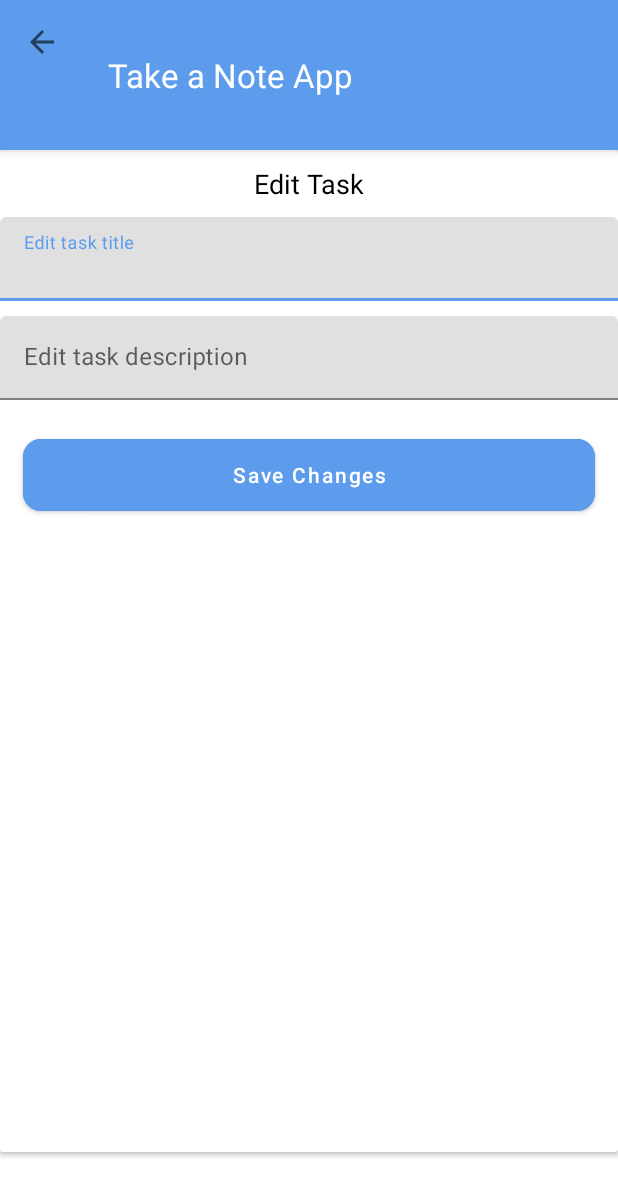
After one commit to AHMEDHISHAM1212/Todo-App, an Android app: the TaskDetailsActivity screen opened directly, with no data from a screen before it, on a phone screen of 412 x 824 dp. The commit adds this screen. Shown: the top 1196 px of the screen. Run offline under Robolectric (Android 15) with nearby library versions, the phone set to English and light mode, and no system bars; 2 statements that could not run were skipped.

Commit message:
create a new activity_tasks_details.xml to show the task details

```diff
--- a/app/build.gradle.kts
+++ b/app/build.gradle.kts
@@ -2,6 +2,7 @@ plugins {
     id("com.android.application")
     id("org.jetbrains.kotlin.android")
     id ("kotlin-kapt")
+    id ("kotlin-parcelize")
 }
 
 android {
--- a/app/src/main/AndroidManifest.xml
+++ b/app/src/main/AndroidManifest.xml
@@ -15,6 +15,8 @@
         <activity
             android:name=".ui.home.HomeActivity"
             android:exported="false"/>
+        <activity android:name=".ui.home.tabs.tasksList.TaskDetailsActivity"
+            android:exported="false"/>
 
         <activity android:name=".ui.splash.SplashActivity"
             android:exported="true"
--- /dev/null
+++ b/app/src/main/java/com/example/noteapplication/model/Constant.kt
@@ -0,0 +1,5 @@
+package com.example.noteapplication.model
+
+object Constant {
+    const val EXTRA_TASK = "task_content"
+}
--- a/app/src/main/java/com/example/noteapplication/model/Task.kt
+++ b/app/src/main/java/com/example/noteapplication/model/Task.kt
@@ -1,10 +1,13 @@
 package com.example.noteapplication.model
 
+import android.os.Parcelable
 import androidx.room.ColumnInfo
 import androidx.room.Entity
 import androidx.room.PrimaryKey
+import kotlinx.parcelize.Parcelize
 
 @Entity
+@Parcelize
 data class Task(
     @ColumnInfo
     @PrimaryKey(autoGenerate = true)
@@ -17,4 +20,4 @@ data class Task(
     val date: Long?= null,
     @ColumnInfo
     val isDone: Boolean= false
-)
+): Parcelable
--- /dev/null
+++ b/app/src/main/java/com/example/noteapplication/ui/home/tabs/tasksList/TaskDetailsActivity.kt
@@ -0,0 +1,53 @@
+package com.example.noteapplication.ui.home.tabs.tasksList
+
+import android.os.Build
+import android.os.Bundle
+import androidx.appcompat.app.AppCompatActivity
+import com.example.noteapplication.databinding.ActivityTasksDetailsBinding
+import com.example.noteapplication.model.Constant
+import com.example.noteapplication.model.Task
+
+class TaskDetailsActivity: AppCompatActivity() {
+    private lateinit var viewBinding: ActivityTasksDetailsBinding
+    override fun onCreate(savedInstanceState: Bundle?) {
+        super.onCreate(savedInstanceState)
+        viewBinding = ActivityTasksDetailsBinding
+            .inflate(layoutInflater)
+        setContentView(viewBinding.root)
+        initViews()
+        initPrams()
+        bindTask()
+
+    }
+
+    private fun bindTask() {
+        viewBinding.contentTaskDetails
+           .etTitleEdit.append(task?.title)
+        viewBinding.contentTaskDetails
+            .etDescEdit.append(task?.description)
+    }
+
+    private var task: Task?= null
+
+    // receive data from previous fragment.
+    private fun initPrams() {
+        // receive data from previous fragment.
+        task = if (Build.VERSION.SDK_INT >= Build.VERSION_CODES.TIRAMISU) {
+            intent.getParcelableExtra(Constant.EXTRA_TASK, Task::class.java)
+        } else {
+            intent.getParcelableExtra(Constant.EXTRA_TASK) as Task?
+        }
+    }
+
+    private fun initViews() {
+        setSupportActionBar(viewBinding.toolBarLayout)
+        supportActionBar?.setDisplayShowHomeEnabled(true)
+        supportActionBar?.setDisplayHomeAsUpEnabled(true)
+        supportActionBar?.title = ""
+    }
+
+    override fun onSupportNavigateUp(): Boolean {
+        finish()
+        return true
+    }
+}
--- a/app/src/main/java/com/example/noteapplication/ui/home/tabs/tasksList/TasksAdapter.kt
+++ b/app/src/main/java/com/example/noteapplication/ui/home/tabs/tasksList/TasksAdapter.kt
@@ -18,7 +18,15 @@ class TasksAdapter(var tasksList: List<Task>?= null):
     }
 
     override fun onBindViewHolder(holder: ViewHolder, position: Int) {
-       holder.bind(tasksList!![position])
+        holder.bind(tasksList!![position])
+
+        if(onItemClickListener!=null){
+            holder.itemBinging.root
+                .setOnClickListener{
+                    onItemClickListener!!
+                        .onItemClick(position = position , task = tasksList!![position])
+                }
+        }
     }
 
     override fun getItemCount(): Int = tasksList!!.size
@@ -27,6 +35,12 @@ class TasksAdapter(var tasksList: List<Task>?= null):
         notifyDataSetChanged()
 
     }
+    var onItemClickListener: OnItemClickListener?= null
+
+    fun interface OnItemClickListener{
+        fun onItemClick(position: Int , task: Task)
+    }
+
 
     class ViewHolder(val itemBinging: ItemTaskBinding): RecyclerView.ViewHolder(itemBinging.root){
         fun bind(task: Task){
--- a/app/src/main/java/com/example/noteapplication/ui/home/tabs/tasksList/TasksListFragment.kt
+++ b/app/src/main/java/com/example/noteapplication/ui/home/tabs/tasksList/TasksListFragment.kt
@@ -1,5 +1,6 @@
 package com.example.noteapplication.ui.home.tabs.tasksList
 
+import android.content.Intent
 import android.os.Bundle
 import android.view.LayoutInflater
 import android.view.View
@@ -7,6 +8,8 @@ import android.view.ViewGroup
 import androidx.fragment.app.Fragment
 import com.example.noteapplication.database.TasksDatabase
 import com.example.noteapplication.databinding.FragmentTasksListBinding
+import com.example.noteapplication.model.Constant
+import com.example.noteapplication.model.Task
 
 class TasksListFragment: Fragment() {
 
@@ -50,5 +53,19 @@ class TasksListFragment: Fragment() {
     private val adapter = TasksAdapter(null)
     private fun initViews() {
         viewBinding.rvNoteList.adapter = adapter
+        initAdapterClick()
     }
+
+    private fun initAdapterClick() {
+      adapter.onItemClickListener = TasksAdapter.OnItemClickListener{_, task ->
+          passTaskToTaskDetailsAct(task)
+      }
+    }
+
+    private fun passTaskToTaskDetailsAct(task: Task) {
+        val intent =Intent(requireContext(),TaskDetailsActivity::class.java)
+        intent.putExtra(Constant.EXTRA_TASK,task)
+        startActivity(intent)
+    }
+
 }
--- /dev/null
+++ b/app/src/main/res/drawable/delete_bg.xml
@@ -0,0 +1,7 @@
+<?xml version="1.0" encoding="utf-8"?>
+<shape xmlns:android="http://schemas.android.com/apk/res/android"
+    android:shape="rectangle">
+
+    <solid android:color="@color/red"/>
+    <corners android:radius="18dp"/>
+</shape>
--- /dev/null
+++ b/app/src/main/res/drawable/ic_delete.xml
@@ -0,0 +1,5 @@
+<vector android:height="24dp" android:tint="#FFFFFF"
+    android:viewportHeight="24" android:viewportWidth="24"
+    android:width="24dp" xmlns:android="http://schemas.android.com/apk/res/android">
+    <path android:fillColor="@android:color/white" android:pathData="M6,19c0,1.1 0.9,2 2,2h8c1.1,0 2,-0.9 2,-2V7H6v12zM19,4h-3.5l-1,-1h-5l-1,1H5v2h14V4z"/>
+</vector>
--- /dev/null
+++ b/app/src/main/res/layout/activity_tasks_details.xml
@@ -0,0 +1,33 @@
+<?xml version="1.0" encoding="utf-8"?>
+<androidx.coordinatorlayout.widget.CoordinatorLayout
+    xmlns:android="http://schemas.android.com/apk/res/android"
+    android:layout_width="match_parent"
+    android:layout_height="match_parent">
+
+    <com.google.android.material.appbar.AppBarLayout
+        android:id="@+id/appBar_layout"
+        android:layout_width="match_parent"
+        android:layout_height="100dp"
+        android:background="@color/my_primary"
+        >
+        <androidx.appcompat.widget.Toolbar
+            android:id="@+id/tool_bar_layout"
+            android:layout_width="match_parent"
+            android:layout_height="match_parent"
+            >
+            <TextView
+                android:layout_width="match_parent"
+                android:layout_height="wrap_content"
+                android:text="@string/take_a_note_app"
+                android:textSize="22sp"
+                android:textColor="@color/white"
+                />
+        </androidx.appcompat.widget.Toolbar>
+    </com.google.android.material.appbar.AppBarLayout>
+
+    <include
+        android:id="@+id/content_task_details"
+        layout="@layout/content_task_details"
+        />
+
+</androidx.coordinatorlayout.widget.CoordinatorLayout>
--- /dev/null
+++ b/app/src/main/res/layout/content_task_details.xml
@@ -0,0 +1,78 @@
+<?xml version="1.0" encoding="utf-8"?>
+<androidx.cardview.widget.CardView
+    xmlns:android="http://schemas.android.com/apk/res/android"
+    android:layout_width="match_parent"
+    android:layout_height="match_parent"
+    xmlns:app="http://schemas.android.com/apk/res-auto"
+    xmlns:tools="http://schemas.android.com/tools"
+    tools:showIn="@layout/activity_tasks_details"
+    android:layout_marginBottom="?android:attr/actionBarSize"
+    app:layout_behavior="@string/appbar_scrolling_view_behavior">
+
+    <LinearLayout
+        android:layout_width="match_parent"
+        android:layout_height="match_parent"
+        android:orientation="vertical"
+        >
+        <TextView
+            android:id="@+id/tv_edit_task"
+            android:layout_width="match_parent"
+            android:layout_height="wrap_content"
+            android:gravity="center"
+            android:text="@string/edit_task"
+            android:padding="10dp"
+            android:textSize="18sp"
+            android:textColor="@color/black"
+            />
+
+        <com.google.android.material.textfield.TextInputLayout
+            android:id="@+id/title_edit_container"
+            android:layout_width="match_parent"
+            android:layout_height="wrap_content"
+            >
+
+            <com.google.android.material.textfield.TextInputEditText
+                android:id="@+id/et_title_edit"
+                android:layout_width="match_parent"
+                android:layout_height="match_parent"
+                android:hint="@string/edit_task_title"
+                android:textColor="@color/black"
+                tools:text="This is your task title"
+                />
+        </com.google.android.material.textfield.TextInputLayout>
+        <com.google.android.material.textfield.TextInputLayout
+            android:id="@+id/desc_edit_container"
+            android:layout_width="match_parent"
+            android:layout_height="wrap_content"
+            android:layout_marginTop="10dp"
+            >
+
+            <com.google.android.material.textfield.TextInputEditText
+                android:id="@+id/et_desc_edit"
+                android:layout_width="match_parent"
+                android:layout_height="match_parent"
+                android:hint="@string/edit_task_description"
+                android:textColor="@color/black"
+                tools:text="This is your task desc"
+                />
+        </com.google.android.material.textfield.TextInputLayout>
+        <com.google.android.material.button.MaterialButton
+            android:id="@+id/btn_addTask"
+            android:layout_width="match_parent"
+            android:layout_height="60dp"
+            android:text="@string/save_changes"
+            android:textAllCaps="false"
+            android:backgroundTint="@color/my_primary"
+            app:cornerRadius="12dp"
+            android:elevation="10dp"
+            android:layout_marginStart="15dp"
+            android:layout_marginEnd="15dp"
+            android:layout_gravity="center"
+            android:paddingVertical="10dp"
+            android:textColor="@color/white"
+            android:layout_marginTop="20dp"
+            android:layout_marginBottom="12dp"
+            />
+
+    </LinearLayout>
+</androidx.cardview.widget.CardView>
--- a/app/src/main/res/layout/item_task.xml
+++ b/app/src/main/res/layout/item_task.xml
@@ -45,7 +45,6 @@
             android:layout_width="wrap_content"
             android:layout_height="wrap_content"
             android:textSize="16sp"
-            android:textColor="@color/my_primary"
             android:layout_marginStart="10dp"
             android:padding="2dp"
             app:layout_constraintTop_toBottomOf="@id/tv_title"
--- a/app/src/main/res/values/strings.xml
+++ b/app/src/main/res/values/strings.xml
@@ -8,4 +8,9 @@
     <string name="content">Content</string>
     <string name="title">Title</string>
     <string name="add_note">Add note</string>
+    <string name="enter_task_desc">Enter Task Desc</string>
+    <string name="edit_task">Edit Task</string>
+    <string name="edit_task_title">Edit task title</string>
+    <string name="edit_task_description">Edit task description</string>
+    <string name="save_changes">Save Changes</string>
 </resources>
--- a/settings.gradle.kts
+++ b/settings.gradle.kts
@@ -3,6 +3,7 @@ pluginManagement {
         google()
         mavenCentral()
         gradlePluginPortal()
+
     }
 }
 dependencyResolutionManagement {
```
